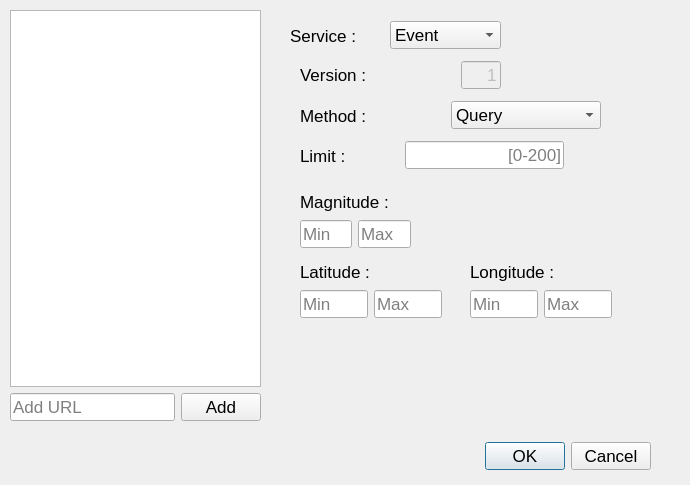
Before: the Qt Designer form EMV/fdsnrequestdialog.ui in reon/EMV-4, drawn with Qt 5.
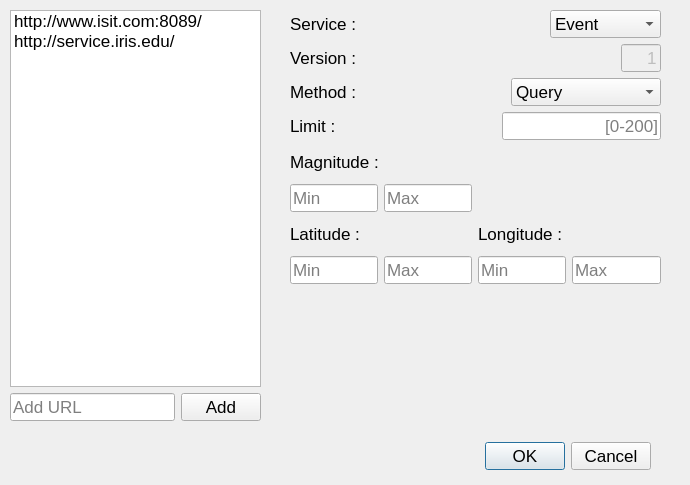
After: the same form once the commit is applied.

What changed in the file:
```diff
--- a/EMV/fdsnrequestdialog.ui
+++ b/EMV/fdsnrequestdialog.ui
@@ -45,7 +45,18 @@
    </property>
    <layout class="QVBoxLayout" name="verticalLayout">
     <item>
-     <widget class="QListWidget" name="listWidget"/>
+     <widget class="QListWidget" name="listWidget">
+      <item>
+       <property name="text">
+        <string>http://www.isit.com:8089/</string>
+       </property>
+      </item>
+      <item>
+       <property name="text">
+        <string>http://service.iris.edu/</string>
+       </property>
+      </item>
+     </widget>
     </item>
     <item>
      <layout class="QHBoxLayout" name="horizontalLayout">
@@ -70,89 +81,17 @@
     </item>
    </layout>
   </widget>
-  <widget class="QWidget" name="layoutWidget_2">
-   <property name="geometry">
-    <rect>
-     <x>300</x>
-     <y>260</y>
-     <width>142</width>
-     <height>58</height>
-    </rect>
-   </property>
-   <layout class="QVBoxLayout" name="Latitude_verticalLayout">
-    <item>
-     <widget class="QLabel" name="LatitudeLabel">
-      <property name="text">
-       <string>Latitude :</string>
-      </property>
-     </widget>
-    </item>
-    <item>
-     <layout class="QHBoxLayout" name="horizontalLayout_7">
-      <item>
-       <widget class="QLineEdit" name="LatitudeMinimumEdit">
-        <property name="placeholderText">
-         <string>Min</string>
-        </property>
-       </widget>
-      </item>
-      <item>
-       <widget class="QLineEdit" name="LatitudeMaximumEdit">
-        <property name="placeholderText">
-         <string>Max</string>
-        </property>
-       </widget>
-      </item>
-     </layout>
-    </item>
-   </layout>
-  </widget>
-  <widget class="QWidget" name="layoutWidget_3">
-   <property name="geometry">
-    <rect>
-     <x>470</x>
-     <y>260</y>
-     <width>142</width>
-     <height>58</height>
-    </rect>
-   </property>
-   <layout class="QVBoxLayout" name="Longitude_verticalLayout">
-    <item>
-     <widget class="QLabel" name="LongitudeLabel">
-      <property name="text">
-       <string>Longitude :</string>
-      </property>
-     </widget>
-    </item>
-    <item>
-     <layout class="QHBoxLayout" name="horizontalLayout_8">
-      <item>
-       <widget class="QLineEdit" name="LongitudeMinimumEdit">
-        <property name="placeholderText">
-         <string>Min</string>
-        </property>
-       </widget>
-      </item>
-      <item>
-       <widget class="QLineEdit" name="LongitudeMaximumEdit">
-        <property name="placeholderText">
-         <string>Max</string>
-        </property>
-       </widget>
-      </item>
-     </layout>
-    </item>
-   </layout>
-  </widget>
   <widget class="QWidget" name="">
    <property name="geometry">
     <rect>
      <x>290</x>
-     <y>20</y>
-     <width>211</width>
-     <height>31</height>
+     <y>10</y>
+     <width>371</width>
+     <height>274</height>
     </rect>
    </property>
+   <layout class="QVBoxLayout" name="verticalLayout_2">
+    <item>
    <layout class="QHBoxLayout" name="Service_horizontalLayout">
     <item>
      <widget class="QLabel" name="ServiceSelectLabel">
@@ -161,6 +100,19 @@
       </property>
      </widget>
     </item>
+      <item>
+       <spacer name="horizontalSpacer_4">
+        <property name="orientation">
+         <enum>Qt::Horizontal</enum>
+        </property>
+        <property name="sizeHint" stdset="0">
+         <size>
+          <width>40</width>
+          <height>20</height>
+         </size>
+        </property>
+       </spacer>
+      </item>
     <item>
      <widget class="QComboBox" name="ServiceSelect">
       <property name="currentText">
@@ -184,16 +136,8 @@
      </widget>
     </item>
    </layout>
-  </widget>
-  <widget class="QWidget" name="">
-   <property name="geometry">
-    <rect>
-     <x>300</x>
-     <y>60</y>
-     <width>201</width>
-     <height>31</height>
-    </rect>
-   </property>
+    </item>
+    <item>
    <layout class="QHBoxLayout" name="Version_horizontalLayout">
     <item>
      <widget class="QLabel" name="VersionLabel">
@@ -214,7 +158,7 @@
        <enum>Qt::Horizontal</enum>
       </property>
       <property name="sizeType">
-       <enum>QSizePolicy::Maximum</enum>
+         <enum>QSizePolicy::Expanding</enum>
       </property>
       <property name="sizeHint" stdset="0">
        <size>
@@ -259,16 +203,8 @@
      </widget>
     </item>
    </layout>
-  </widget>
-  <widget class="QWidget" name="">
-   <property name="geometry">
-    <rect>
-     <x>300</x>
-     <y>100</y>
-     <width>301</width>
-     <height>31</height>
-    </rect>
-   </property>
+    </item>
+    <item>
    <layout class="QHBoxLayout" name="Method_horizontalLayout">
     <item>
      <widget class="QLabel" name="MethodLabel">
@@ -325,16 +261,8 @@
      </widget>
     </item>
    </layout>
-  </widget>
-  <widget class="QWidget" name="">
-   <property name="geometry">
-    <rect>
-     <x>300</x>
-     <y>140</y>
-     <width>264</width>
-     <height>31</height>
-    </rect>
-   </property>
+    </item>
+    <item>
    <layout class="QHBoxLayout" name="Limit_horizontalLayout">
     <item>
      <widget class="QLabel" name="LimitLabel">
@@ -385,16 +313,10 @@
      </widget>
     </item>
    </layout>
-  </widget>
-  <widget class="QWidget" name="">
-   <property name="geometry">
-    <rect>
-     <x>300</x>
-     <y>190</y>
-     <width>111</width>
-     <height>58</height>
-    </rect>
-   </property>
+    </item>
+    <item>
+     <layout class="QGridLayout" name="gridLayout">
+      <item row="0" column="0">
    <layout class="QVBoxLayout" name="Magnitude_verticalLayout">
     <item>
      <widget class="QLabel" name="MagnitudeLabel">
@@ -422,7 +344,74 @@
      </layout>
     </item>
    </layout>
-  </widget>
+      </item>
+      <item row="1" column="0">
+       <layout class="QVBoxLayout" name="Latitude_verticalLayout">
+        <item>
+         <widget class="QLabel" name="LatitudeLabel">
+          <property name="text">
+           <string>Latitude :</string>
+          </property>
+         </widget>
+        </item>
+        <item>
+         <layout class="QHBoxLayout" name="horizontalLayout_7">
+          <item>
+           <widget class="QLineEdit" name="LatitudeMinimumEdit">
+            <property name="placeholderText">
+             <string>Min</string>
+            </property>
+           </widget>
+          </item>
+          <item>
+           <widget class="QLineEdit" name="LatitudeMaximumEdit">
+            <property name="placeholderText">
+             <string>Max</string>
+            </property>
+           </widget>
+          </item>
+         </layout>
+        </item>
+       </layout>
+      </item>
+      <item row="1" column="1">
+       <layout class="QVBoxLayout" name="Longitude_verticalLayout">
+        <item>
+         <widget class="QLabel" name="LongitudeLabel">
+          <property name="text">
+           <string>Longitude :</string>
+          </property>
+         </widget>
+        </item>
+        <item>
+         <layout class="QHBoxLayout" name="horizontalLayout_8">
+          <item>
+           <widget class="QLineEdit" name="LongitudeMinimumEdit">
+            <property name="placeholderText">
+             <string>Min</string>
+            </property>
+           </widget>
+          </item>
+          <item>
+           <widget class="QLineEdit" name="LongitudeMaximumEdit">
+            <property name="placeholderText">
+             <string>Max</string>
+            </property>
+           </widget>
+          </item>
+         </layout>
+        </item>
+       </layout>
+      </item>
+     </layout>
+    </item>
+   </layout>
+  </widget>
+  <zorder>layoutWidget</zorder>
+  <zorder>layoutWidget</zorder>
+  <zorder>layoutWidget</zorder>
+  <zorder>layoutWidget</zorder>
+  <zorder>layoutWidget</zorder>
   <zorder>buttonBox</zorder>
   <zorder>layoutWidget</zorder>
   <zorder>ServiceSelect</zorder>
```
Left out of the diff: 13 changed lines with no effect on the pictures. Lines whose indentation alone changed are shown as unchanged.
